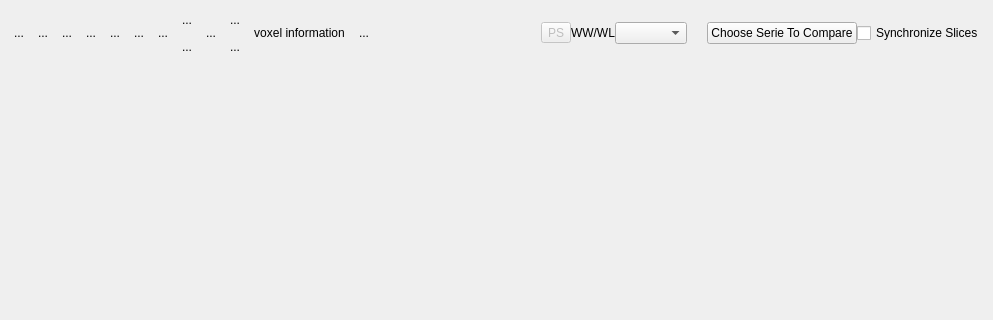
Above: starviewer/src/extensions/playground/multiq2dviewer/multiq2dviewerextensionbase.ui from starviewer-medical/starviewer before the change; both pictures show x 308 to 1301 and y 0 to 320 of the 1301 by 557 pixel window. Below: the same form after it.
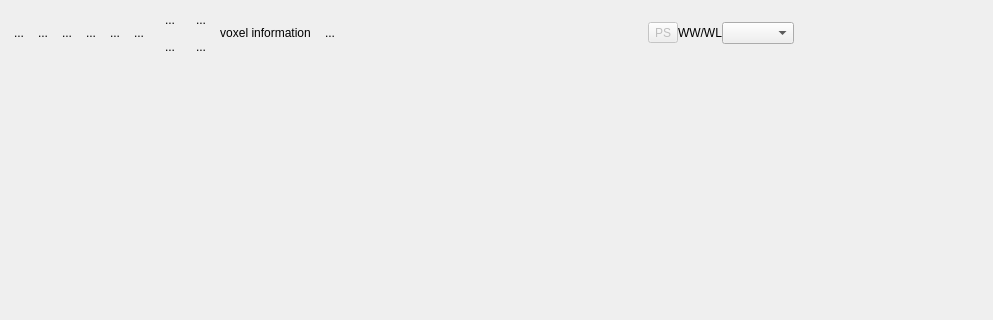
That is the form after the change. Icons and pictures are not drawn. Custom widgets are drawn as their Qt base class.

Commit message: ENH: S'ha eliminat codi innecessari i s'ha ampliat els add/removeRows/Columns per poder afegir/treure més d'un

Diff of the .ui file:
```diff
--- a/starviewer/src/extensions/playground/multiq2dviewer/multiq2dviewerextensionbase.ui
+++ b/starviewer/src/extensions/playground/multiq2dviewer/multiq2dviewerextensionbase.ui
@@ -317,30 +317,15 @@
         </widget>
        </item>
        <item>
-        <widget class="QToolButton" name="m_singleViewToolButton" >
-         <property name="enabled" >
-          <bool>true</bool>
-         </property>
-         <property name="autoFillBackground" >
-          <bool>false</bool>
+        <widget class="QLabel" name="label_2" >
+         <property name="toolTip" >
+          <string/>
          </property>
          <property name="text" >
-          <string>...</string>
+          <string/>
          </property>
-         <property name="icon" >
-          <iconset resource="../../../main/main.qrc" >:/images/verticalWidget.png</iconset>
-         </property>
-         <property name="iconSize" >
-          <size>
-           <width>32</width>
-           <height>32</height>
-          </size>
-         </property>
-         <property name="checkable" >
-          <bool>false</bool>
-         </property>
-         <property name="autoRaise" >
-          <bool>true</bool>
+         <property name="pixmap" >
+          <pixmap resource="../../../main/main.qrc" >:/images/verticalWidget.png</pixmap>
          </property>
         </widget>
        </item>
@@ -399,24 +384,12 @@
         </layout>
        </item>
        <item>
-        <widget class="QToolButton" name="m_doubleViewToolButton" >
+        <widget class="QLabel" name="label_3" >
          <property name="text" >
-          <string>...</string>
+          <string/>
          </property>
-         <property name="icon" >
-          <iconset resource="../../../main/main.qrc" >:/images/view_top_bottom.png</iconset>
-         </property>
-         <property name="iconSize" >
-          <size>
-           <width>32</width>
-           <height>32</height>
-          </size>
-         </property>
-         <property name="checkable" >
-          <bool>false</bool>
-         </property>
-         <property name="autoRaise" >
-          <bool>true</bool>
+         <property name="pixmap" >
+          <pixmap resource="../../../main/main.qrc" >:/images/view_top_bottom.png</pixmap>
          </property>
         </widget>
        </item>
@@ -581,29 +554,6 @@
          </property>
         </spacer>
        </item>
-       <item>
-        <widget class="QPushButton" name="m_chooseSeriePushButton" >
-         <property name="text" >
-          <string>Choose Serie To Compare</string>
-         </property>
-         <property name="icon" >
-          <iconset/>
-         </property>
-         <property name="iconSize" >
-          <size>
-           <width>32</width>
-           <height>32</height>
-          </size>
-         </property>
-        </widget>
-       </item>
-       <item>
-        <widget class="QCheckBox" name="m_synchroCheckBox" >
-         <property name="text" >
-          <string>Synchronize Slices</string>
-         </property>
-        </widget>
-       </item>
       </layout>
      </item>
     </layout>
```
Left out of the diff: 12 changed lines with no effect on the pictures. The commit also changes 2 other files.
